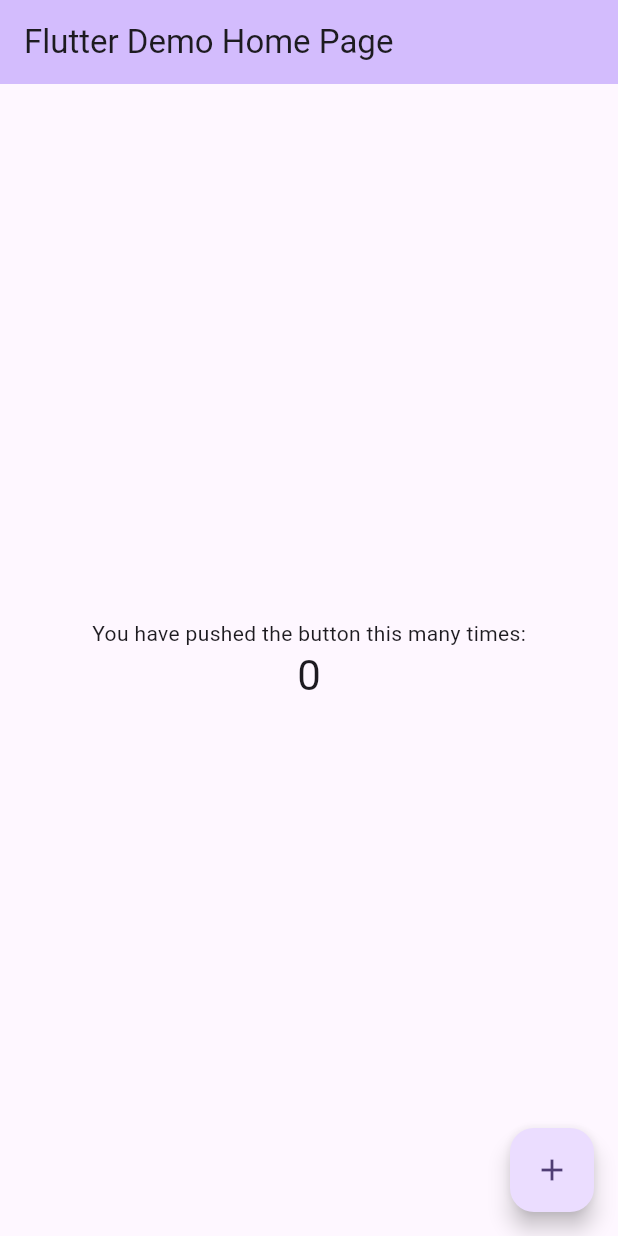
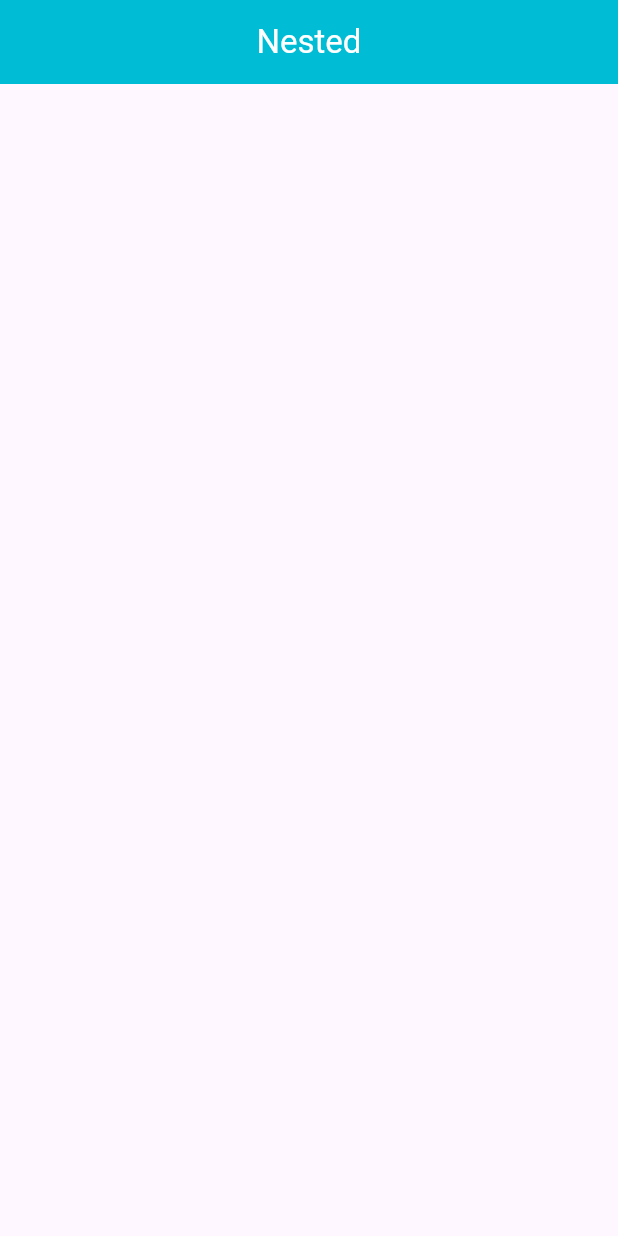
Before and after one commit to HANNN-YOLO/Nested-Model, a Flutter app: the screen it shows after launch, on a phone screen of 412 x 824 dp. Run offline on Flutter 3.47's test engine with Material 3 defaults, Android fonts, the phone set to English and light mode, and no system bars.

Commit message:
Menginisiasi file project

```diff
--- a/lib/main.dart
+++ b/lib/main.dart
@@ -1,122 +1,26 @@
 import 'package:flutter/material.dart';
 
-void main() {
-  runApp(const MyApp());
+void main(){
+  runApp(nested());
 }
 
-class MyApp extends StatelessWidget {
-  const MyApp({super.key});
-
-  // This widget is the root of your application.
+class nested extends StatelessWidget{
   @override
   Widget build(BuildContext context) {
     return MaterialApp(
-      title: 'Flutter Demo',
-      theme: ThemeData(
-        // This is the theme of your application.
-        //
-        // TRY THIS: Try running your application with "flutter run". You'll see
-        // the application has a purple toolbar. Then, without quitting the app,
-        // try changing the seedColor in the colorScheme below to Colors.green
-        // and then invoke "hot reload" (save your changes or press the "hot
-        // reload" button in a Flutter-supported IDE, or press "r" if you used
-        // the command line to start the app).
-        //
-        // Notice that the counter didn't reset back to zero; the application
-        // state is not lost during the reload. To reset the state, use hot
-        // restart instead.
-        //
-        // This works for code too, not just values: Most code changes can be
-        // tested with just a hot reload.
-        colorScheme: ColorScheme.fromSeed(seedColor: Colors.deepPurple),
+      debugShowCheckedModeBanner: false,
+      home: Scaffold(
+        appBar: AppBar(
+          title: Text(
+            "Nested",
+            style: TextStyle(
+              color: Colors.white
+              ),
+            ),
+          centerTitle: true,
+          backgroundColor: Colors.cyan,
+        ),
       ),
-      home: const MyHomePage(title: 'Flutter Demo Home Page'),
     );
   }
 }
-
-class MyHomePage extends StatefulWidget {
-  const MyHomePage({super.key, required this.title});
-
-  // This widget is the home page of your application. It is stateful, meaning
-  // that it has a State object (defined below) that contains fields that affect
-  // how it looks.
-
-  // This class is the configuration for the state. It holds the values (in this
-  // case the title) provided by the parent (in this case the App widget) and
-  // used by the build method of the State. Fields in a Widget subclass are
-  // always marked "final".
-
-  final String title;
-
-  @override
-  State<MyHomePage> createState() => _MyHomePageState();
-}
-
-class _MyHomePageState extends State<MyHomePage> {
-  int _counter = 0;
-
-  void _incrementCounter() {
-    setState(() {
-      // This call to setState tells the Flutter framework that something has
-      // changed in this State, which causes it to rerun the build method below
-      // so that the display can reflect the updated values. If we changed
-      // _counter without calling setState(), then the build method would not be
-      // called again, and so nothing would appear to happen.
-      _counter++;
-    });
-  }
-
-  @override
-  Widget build(BuildContext context) {
-    // This method is rerun every time setState is called, for instance as done
-    // by the _incrementCounter method above.
-    //
-    // The Flutter framework has been optimized to make rerunning build methods
-    // fast, so that you can just rebuild anything that needs updating rather
-    // than having to individually change instances of widgets.
-    return Scaffold(
-      appBar: AppBar(
-        // TRY THIS: Try changing the color here to a specific color (to
-        // Colors.amber, perhaps?) and trigger a hot reload to see the AppBar
-        // change color while the other colors stay the same.
-        backgroundColor: Theme.of(context).colorScheme.inversePrimary,
-        // Here we take the value from the MyHomePage object that was created by
-        // the App.build method, and use it to set our appbar title.
-        title: Text(widget.title),
-      ),
-      body: Center(
-        // Center is a layout widget. It takes a single child and positions it
-        // in the middle of the parent.
-        child: Column(
-          // Column is also a layout widget. It takes a list of children and
-          // arranges them vertically. By default, it sizes itself to fit its
-          // children horizontally, and tries to be as tall as its parent.
-          //
-          // Column has various properties to control how it sizes itself and
-          // how it positions its children. Here we use mainAxisAlignment to
-          // center the children vertically; the main axis here is the vertical
-          // axis because Columns are vertical (the cross axis would be
-          // horizontal).
-          //
-          // TRY THIS: Invoke "debug painting" (choose the "Toggle Debug Paint"
-          // action in the IDE, or press "p" in the console), to see the
-          // wireframe for each widget.
-          mainAxisAlignment: MainAxisAlignment.center,
-          children: <Widget>[
-            const Text('You have pushed the button this many times:'),
-            Text(
-              '$_counter',
-              style: Theme.of(context).textTheme.headlineMedium,
-            ),
-          ],
-        ),
-      ),
-      floatingActionButton: FloatingActionButton(
-        onPressed: _incrementCounter,
-        tooltip: 'Increment',
-        child: const Icon(Icons.add),
-      ), // This trailing comma makes auto-formatting nicer for build methods.
-    );
-  }
-}
```
